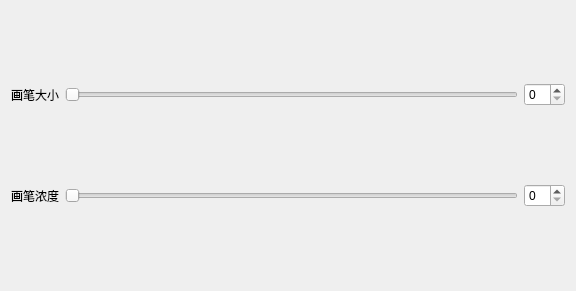
Old version of the form 图像处理程序/PencilUI.ui in the repository March-rain233/MineSketchpad.
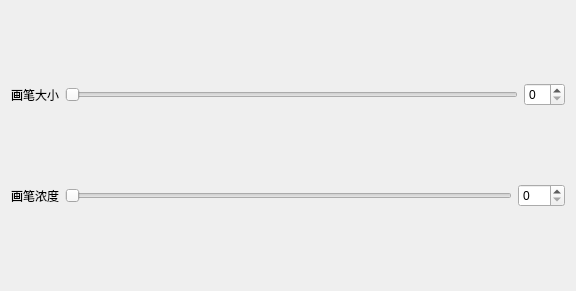
New version of the form. Custom widgets are drawn as their Qt base class.

Diff of the .ui file:
```diff
--- a/图像处理程序/PencilUI.ui
+++ b/图像处理程序/PencilUI.ui
@@ -55,7 +55,11 @@
       </widget>
      </item>
      <item>
-      <widget class="QSpinBox" name="alphaInput"/>
+      <widget class="QSpinBox" name="alphaInput">
+       <property name="maximum">
+        <number>255</number>
+       </property>
+      </widget>
      </item>
     </layout>
    </item>
```
